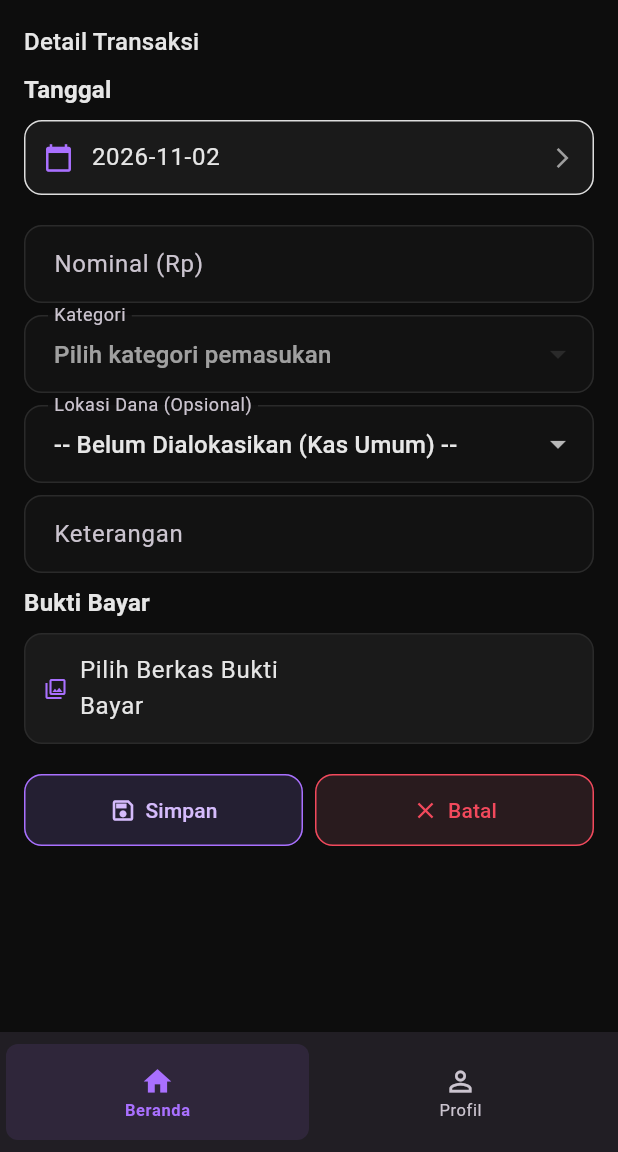
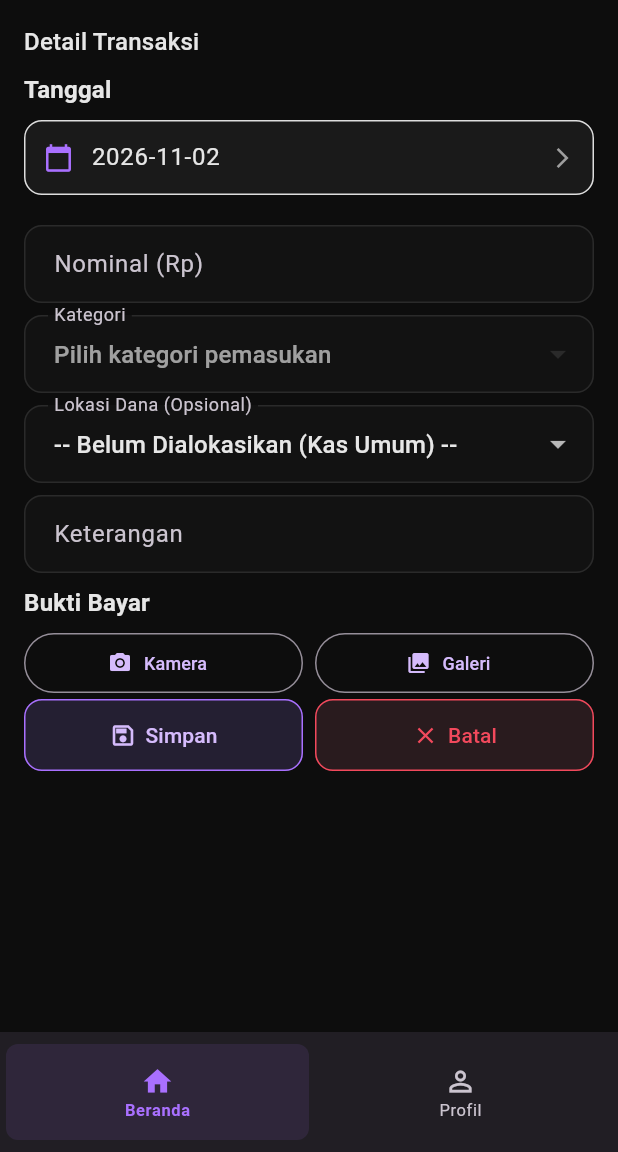
Before and after one commit to andjoy404/social-finance, a Flutter app: the KasMasukScreen screen opened by its route, on a phone screen of 412 x 824 dp, the part 84-1236 px from its top. Run offline on Flutter 3.47's test engine with Material 3 defaults, Android fonts, the phone set to English and light mode, and no system bars; our stand-ins replace dio, firebase_core, firebase_messaging, fl_chart, flutter_riverpod, flutter_secure_storage and 5 more; missing offline and left inert: excel, file_saver; accounts and stored records are empty; network calls fail.

Commit message:
feat: unify RT KAS bukti bayar UI with RW — camera + gallery options

```diff
--- a/mobile/lib/features/kas/presentation/screens/kas_masuk_screen.dart
+++ b/mobile/lib/features/kas/presentation/screens/kas_masuk_screen.dart
@@ -4,6 +4,7 @@
 /// UUID to the POST /api/v1/transactions body.
 
 import 'dart:async';
+import 'dart:io';
 import 'dart:math';
 
 import 'package:flutter/material.dart';
@@ -544,70 +545,122 @@ class _KasMasukScreenState extends ConsumerState<KasMasukScreen> {
               Column(
                 crossAxisAlignment: CrossAxisAlignment.start,
                 children: [
+                  Row(
+                    mainAxisAlignment: MainAxisAlignment.spaceBetween,
+                    children: [
                       Text(
                         'Bukti Bayar',
                         style: theme.textTheme.titleMedium?.copyWith(
                           fontWeight: FontWeight.w600,
                         ),
                       ),
-                  const SizedBox(height: AppSpacing.sm),
-                  InkWell(
-                    onTap: _saving
+                      if (_proofFile != null)
+                        TextButton(
+                          onPressed: _saving
                               ? null
-                        : () => _pickImage(ImageSource.gallery),
-                    borderRadius: BorderRadius.circular(AppRadius.base),
-                    child: Container(
-                      padding: const EdgeInsets.all(AppSpacing.md),
-                      decoration: BoxDecoration(
-                        border: Border.all(
-                          color: _proofFile != null
-                              ? AppColors.accent
-                              : (isDark
-                                    ? AppColors.darkBorder
-                                    : AppColors.lightBorder),
-                          width: _proofFile != null ? 2 : 1,
-                        ),
-                        borderRadius: BorderRadius.circular(AppRadius.base),
-                        color: _proofFile != null
-                            ? AppColors.accent.withAlpha(isDark ? 50 : 25)
-                            : (isDark
-                                  ? AppColors.darkSurface
-                                  : AppColors.lightSurface),
-                      ),
-                      child: Row(
-                        children: [
-                          const Icon(
-                            Icons.photo_library_outlined,
-                            color: AppColors.accent,
-                            size: 16,
-                          ),
-                          const SizedBox(width: AppSpacing.sm),
-                          Expanded(
-                            child: Text(
-                              _proofFile?.name ?? 'Pilih Berkas Bukti Bayar',
-                              style: theme.textTheme.bodyLarge,
-                            ),
-                          ),
-                          const Spacer(),
-                          if (_proofFile != null)
-                            IconButton(
-                              icon: const Icon(
-                                Icons.close,
-                                size: 18,
-                                color: AppColors.danger,
-                              ),
-                              onPressed: () {
+                              : () {
                                   setState(() {
                                     _proofFile = null;
                                     _proofPreviewPath = null;
                                   });
                                 },
+                          style: TextButton.styleFrom(
+                            visualDensity: VisualDensity.compact,
+                            foregroundColor: AppColors.danger,
+                          ),
+                          child: const Text('Hapus', style: TextStyle(fontSize: 12)),
                         ),
                     ],
                   ),
+                  const SizedBox(height: 4),
+                  if (_proofFile != null) ...[
+                    ClipRRect(
+                      borderRadius: BorderRadius.circular(AppRadius.sm),
+                      child: Image.file(
+                        File(_proofPreviewPath!),
+                        height: 120,
+                        width: double.infinity,
+                        fit: BoxFit.cover,
                       ),
                     ),
-                  const SizedBox(height: AppSpacing.lg),
+                    const SizedBox(height: 6),
+                    Align(
+                      alignment: Alignment.centerLeft,
+                      child: OutlinedButton.icon(
+                        onPressed: _saving
+                            ? null
+                            : () async {
+                                final picker = ImagePicker();
+                                final picked = await picker.pickImage(
+                                  source: ImageSource.camera,
+                                  maxWidth: 1920,
+                                  maxHeight: 1920,
+                                  imageQuality: 85,
+                                );
+                                if (picked != null && mounted) {
+                                  setState(() {
+                                    _proofFile = picked;
+                                    _proofPreviewPath = picked.path;
+                                  });
+                                }
+                              },
+                        icon: const Icon(Icons.refresh, size: 16),
+                        label: const Text('Ganti Foto', style: TextStyle(fontSize: 12)),
+                      ),
+                    ),
+                  ] else ...[
+                    Row(
+                      children: [
+                        Expanded(
+                          child: OutlinedButton.icon(
+                            onPressed: _saving
+                                ? null
+                                : () async {
+                                    final picker = ImagePicker();
+                                    final picked = await picker.pickImage(
+                                      source: ImageSource.camera,
+                                      maxWidth: 1920,
+                                      maxHeight: 1920,
+                                      imageQuality: 85,
+                                    );
+                                    if (picked != null && mounted) {
+                                      setState(() {
+                                        _proofFile = picked;
+                                        _proofPreviewPath = picked.path;
+                                      });
+                                    }
+                                  },
+                            icon: const Icon(Icons.camera_alt, size: 16),
+                            label: const Text('Kamera', style: TextStyle(fontSize: 12)),
+                          ),
+                        ),
+                        const SizedBox(width: 8),
+                        Expanded(
+                          child: OutlinedButton.icon(
+                            onPressed: _saving
+                                ? null
+                                : () async {
+                                    final picker = ImagePicker();
+                                    final picked = await picker.pickImage(
+                                      source: ImageSource.gallery,
+                                      maxWidth: 1920,
+                                      maxHeight: 1920,
+                                      imageQuality: 85,
+                                    );
+                                    if (picked != null && mounted) {
+                                      setState(() {
+                                        _proofFile = picked;
+                                        _proofPreviewPath = picked.path;
+                                      });
+                                    }
+                                  },
+                            icon: const Icon(Icons.photo_library, size: 16),
+                            label: const Text('Galeri', style: TextStyle(fontSize: 12)),
+                          ),
+                        ),
+                      ],
+                    ),
+                  ],
                 ],
               ),
 
```
Also changed, not shown: mobile/lib/features/kas/presentation/screens/kas_keluar_screen.dart (+100 -47 lines). Lines whose indentation alone changed are shown as unchanged.
